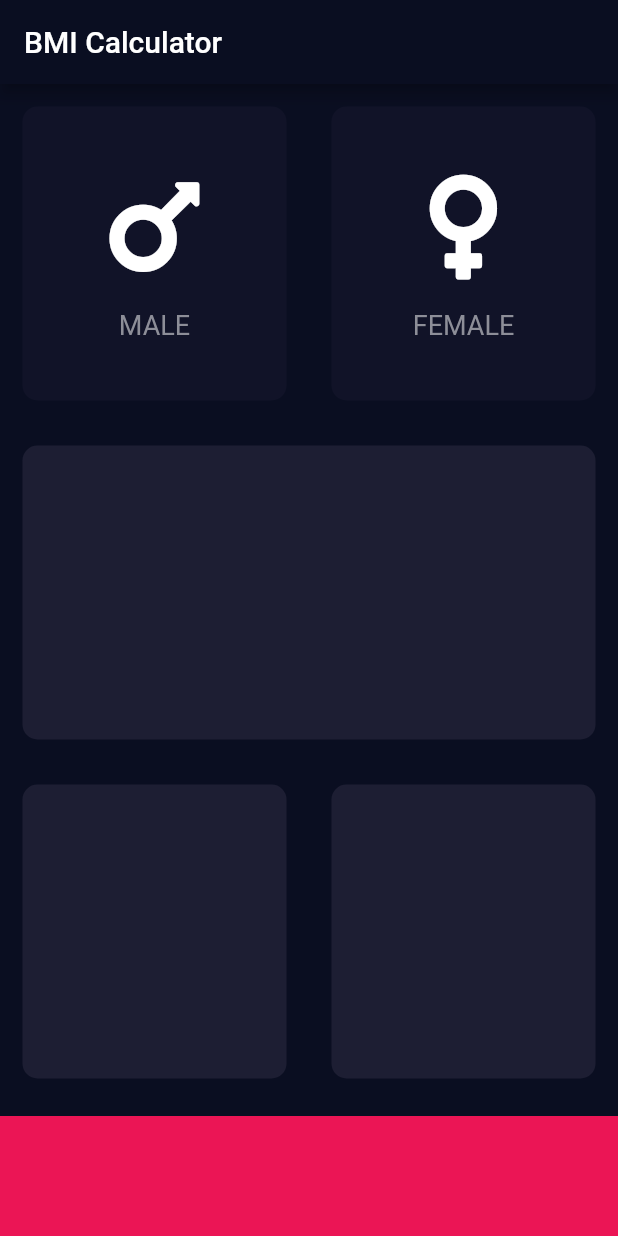
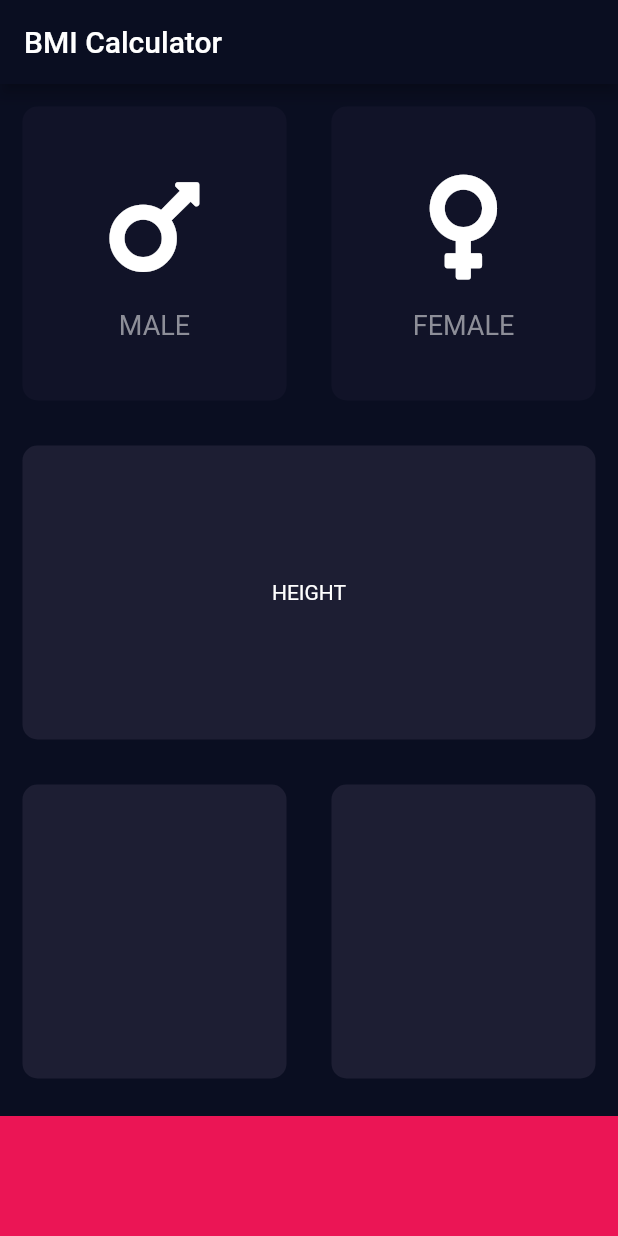
Before and after one commit to reymillenium/bmi_calculator_flutter_updated, a Flutter app: the screen it shows after launch, on a phone screen of 412 x 824 dp. Run offline on Flutter 3.47's test engine with Material 2 defaults, Android fonts, the phone set to English and light mode, and no system bars; our stand-ins replace font_awesome_flutter.

Commit message:
Moved all the constants into a new file (constants.dart)

```diff
--- a/lib/bmi_calculator_brain.dart
+++ b/lib/bmi_calculator_brain.dart
@@ -1,11 +1,8 @@
 // Packages:
 import 'package:flutter/material.dart';
 
-// Constants:
-const double bottomContainerHeight = 80.0;
-const Color activeCardColor = Color(0xFF1D1E33);
-const Color inactiveCardColor = Color(0xFF111328);
-const Color bottomContainerColor = Color(0xFFEB1555);
+// Components:
+import 'constants.dart';
 
 // Enums:
 enum Gender { male, female }
--- /dev/null
+++ b/lib/constants.dart
@@ -0,0 +1,13 @@
+// Packages:
+import 'package:flutter/material.dart';
+
+// Constants:
+const labelTextStyle = TextStyle(
+  fontSize: 18,
+  color: Color(0xFF8D8E98),
+);
+
+const double bottomContainerHeight = 80.0;
+const Color activeCardColor = Color(0xFF1D1E33);
+const Color inactiveCardColor = Color(0xFF111328);
+const Color bottomContainerColor = Color(0xFFEB1555);
--- a/lib/gender_card_child.dart
+++ b/lib/gender_card_child.dart
@@ -2,11 +2,8 @@
 import 'package:flutter/material.dart';
 import 'package:font_awesome_flutter/font_awesome_flutter.dart';
 
-// Constants:
-const labelTextStyle = TextStyle(
-  fontSize: 18,
-  color: Color(0xFF8D8E98),
-);
+// Components:
+import 'constants.dart';
 
 class GenderCardChild extends StatelessWidget {
   // Properties:
--- a/lib/input_page.dart
+++ b/lib/input_page.dart
@@ -6,6 +6,7 @@ import 'package:font_awesome_flutter/font_awesome_flutter.dart';
 import 'bmi_calculator_brain.dart';
 import 'reusable_card.dart';
 import 'gender_card_child.dart';
+import 'constants.dart';
 
 BMICalculatorBrain bmiCalculatorBrain = BMICalculatorBrain();
 
@@ -69,6 +70,12 @@ class _InputPageState extends State<InputPage> {
             child: Expanded(
               child: ReusableCard(
                 color: activeCardColor,
+                cardChild: Column(
+                  mainAxisAlignment: MainAxisAlignment.center,
+                  children: [
+                    Text('HEIGHT'),
+                  ],
+                ),
               ),
             ),
           ),
```
